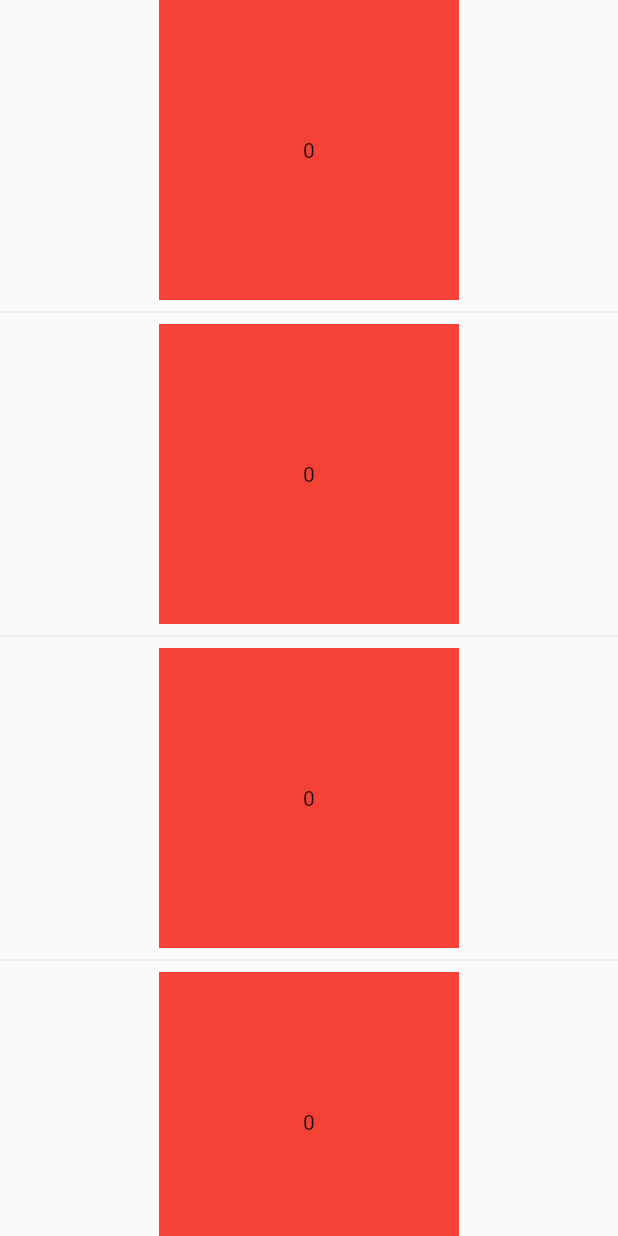
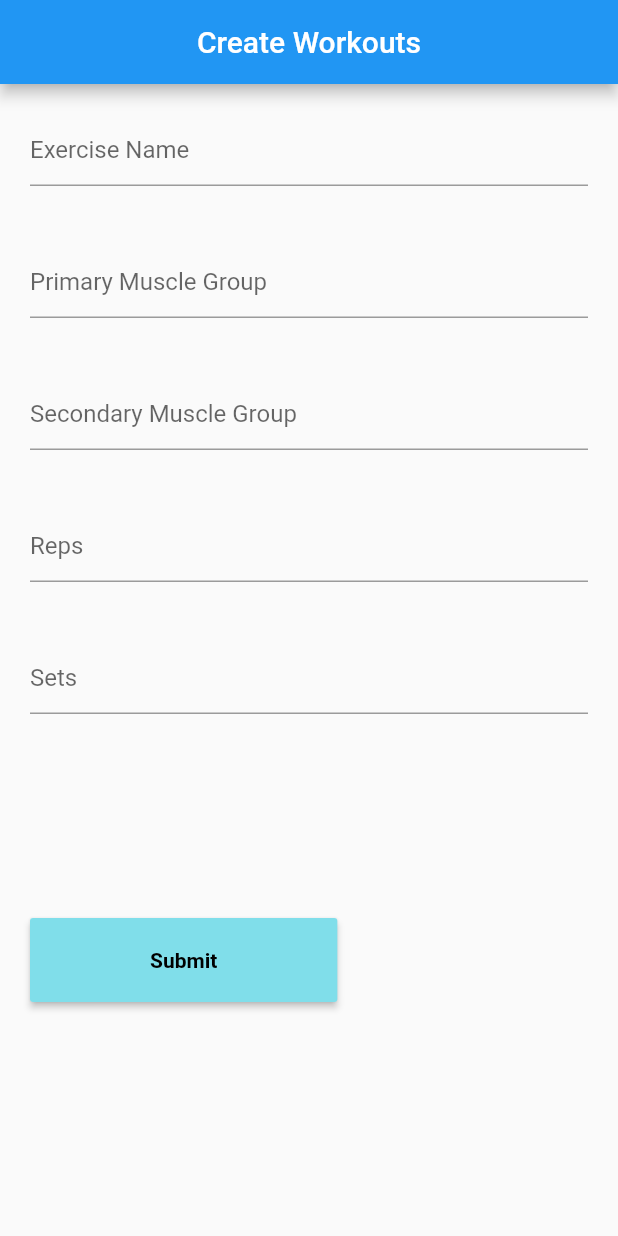
Before and after one commit to TheKetan2/flutter_api_expample, a Flutter app: the screen it shows after launch, on a phone screen of 412 x 824 dp. Run offline on Flutter 3.47's test engine with Material 2 defaults, Android fonts, the phone set to English and light mode, and no system bars; our stand-ins replace intro_slider.

Commit message:
workout question

```diff
--- a/lib/main.dart
+++ b/lib/main.dart
@@ -3,13 +3,16 @@ import 'dart:convert';
 import "package:http/http.dart" as http;
 import 'package:stack_flutter_exp/bottom_fade_button.dart';
 import 'package:stack_flutter_exp/card_list_example.dart';
+import 'package:stack_flutter_exp/country_picket.dart';
 import 'package:stack_flutter_exp/json_parse.dart';
 import 'package:stack_flutter_exp/refreshIndicator.dart';
 import 'package:stack_flutter_exp/slider_example.dart';
 import 'package:stack_flutter_exp/stack_example.dart';
+import 'package:stack_flutter_exp/workout.dart';
 import 'package:url_launcher/url_launcher.dart';
 import './flutter_api_example.dart';
+import "./submit.dart";
 
 void main() {
-  runApp(Home());
+  runApp(Workout());
 }
--- a/lib/refreshIndicator.dart
+++ b/lib/refreshIndicator.dart
@@ -19,6 +19,9 @@ class _StartHomeState extends State<Home> {
   Widget build(BuildContext context) {
     return MaterialApp(
         home: Scaffold(
+      appBar: AppBar(
+        title: Text("RefreshIndicator Example"),
+      ),
       resizeToAvoidBottomPadding: false,
       body: RefreshIndicator(
         onRefresh: resfreshEventList,
@@ -80,7 +83,7 @@ class _StartHomeState extends State<Home> {
   }
 
   Future<Null> resfreshEventList() async {
-    // await Future.delayed(Duration(seconds: 2));
+    await Future.delayed(Duration(seconds: 2));
 
     // setState(() {
     //   events = EventsList();
--- /dev/null
+++ b/lib/workout.dart
@@ -0,0 +1,129 @@
+import "package:flutter/material.dart";
+import './submit.dart';
+
+class Workout extends StatefulWidget {
+  @override
+  _WorkoutState createState() => _WorkoutState();
+}
+
+class _WorkoutState extends State<Workout> {
+  String name, sets, rep, pmg, smg;
+  @override
+  Widget build(BuildContext context) {
+    return MaterialApp(
+      home: Builder(
+        builder: (context) => Scaffold(
+          appBar: AppBar(
+            title: Text('Create Workouts'),
+            centerTitle: true,
+          ),
+          body: Container(
+            child: Padding(
+                padding: const EdgeInsets.all(20.0),
+                child: Scaffold(
+                    body: Column(children: <Widget>[
+                  TextField(
+                    decoration: InputDecoration(hintText: 'Exercise Name'),
+                    style: TextStyle(color: Colors.black),
+                    onChanged: (value) {
+                      setState(() {
+                        name = value;
+                      });
+                    },
+                  ),
+                  SizedBox(
+                    height: 40.0,
+                  ),
+                  TextField(
+                    decoration:
+                        InputDecoration(hintText: 'Primary Muscle Group'),
+                    style: TextStyle(color: Colors.black),
+                    onChanged: (value) {
+                      setState(() {
+                        pmg = value;
+                      });
+                    },
+                  ),
+                  SizedBox(
+                    height: 40.0,
+                  ),
+                  TextField(
+                    decoration:
+                        InputDecoration(hintText: 'Secondary Muscle Group'),
+                    style: TextStyle(color: Colors.black),
+                    onChanged: (value) {
+                      setState(() {
+                        smg = value;
+                      });
+                    },
+                  ),
+                  SizedBox(
+                    height: 40.0,
+                  ),
+                  TextField(
+                    decoration: InputDecoration(hintText: 'Reps'),
+                    style: TextStyle(color: Colors.black),
+                    onChanged: (value) {
+                      setState(() {
+                        rep = value;
+                      });
+                    },
+                  ),
+                  SizedBox(
+                    height: 40.0,
+                  ),
+                  TextField(
+                    decoration: InputDecoration(hintText: 'Sets'),
+                    style: TextStyle(color: Colors.black),
+                    onChanged: (value) {
+                      setState(() {
+                        sets = value;
+                      });
+                    },
+                  ),
+                  Expanded(
+                      child: Container(
+                    child: Column(
+                        mainAxisAlignment: MainAxisAlignment.spaceAround,
+                        children: <Widget>[
+                          Row(
+                              crossAxisAlignment: CrossAxisAlignment.end,
+                              children: <Widget>[
+                                RaisedButton(
+                                  color: Colors.cyan[200],
+                                  padding: EdgeInsets.symmetric(
+                                    horizontal: 80.0,
+                                    vertical: 20.0,
+                                  ),
+                                  child: Text(
+                                    'Submit',
+                                    style: TextStyle(
+                                        color: Colors.black,
+                                        fontWeight: FontWeight.w600),
+                                  ),
+                                  onPressed: () {
+                                    //String name, sets, rep, pmg, smg;
+                                    Navigator.push(
+                                      context,
+                                      MaterialPageRoute(
+                                        builder: (context) => Submit(
+                                          name: name,
+                                          sets: sets,
+                                          rep: rep,
+                                          pmg: pmg,
+                                          smg: smg,
+                                        ),
+                                      ),
+                                    );
+                                  },
+                                ),
+                              ]),
+                        ]),
+                  ))
+                ]))),
+          ),
+        ),
+      ),
+    );
+  }
+}
--- a/pubspec.yaml
+++ b/pubspec.yaml
@@ -31,6 +31,7 @@ dependencies:
   http: ^0.12.1
   url_launcher: ^5.4.10
   intro_slider: ^2.3.1
+  html: ^0.14.0+3
 
 
 dev_dependencies:
```
Also changed, not shown: lib/country_picket.dart (added, +55 -0 lines), lib/json_parse.dart (+16 -4 lines), lib/submit.dart (added, +64 -0 lines), assets/refresh.gif (added), assets/workout.gif (added), pubspec.lock.
